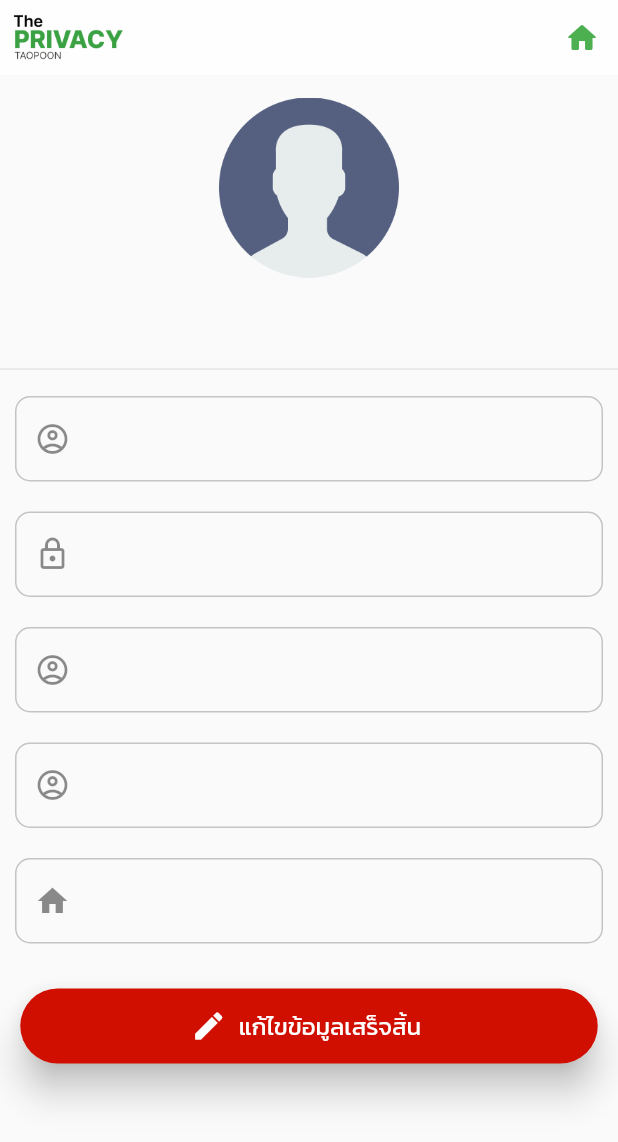
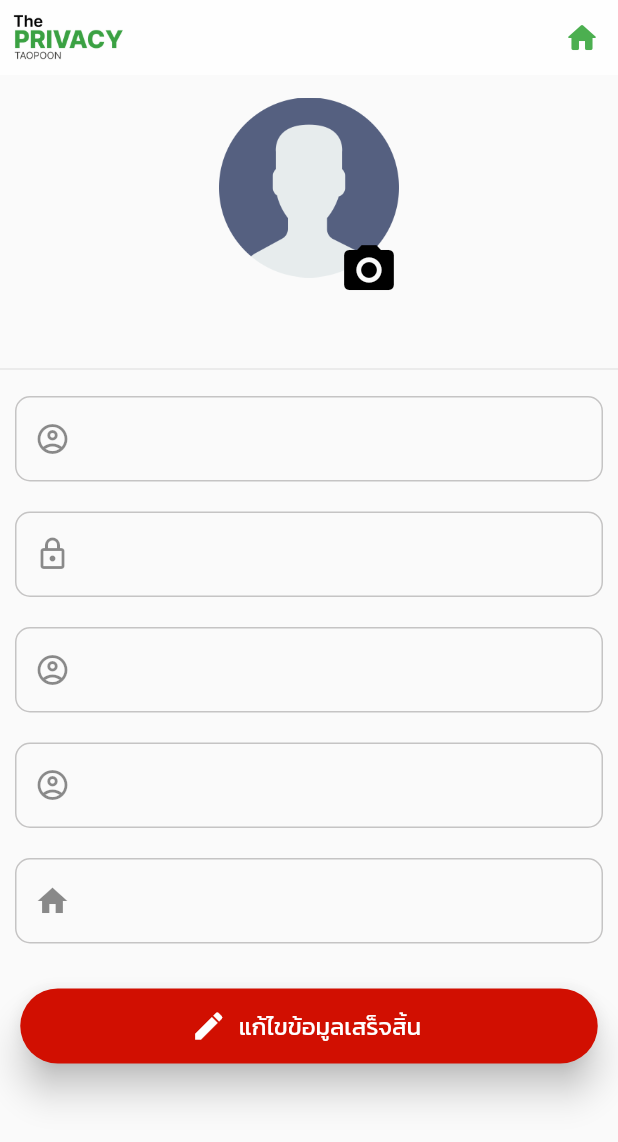
Before and after one commit to beerfxck/Privacy_Hired_App, a Flutter app: the EditPage screen opened directly, on a phone screen of 412 x 824 dp. Shown: the top 1142 px of the screen. Run offline on Flutter 3.47's test engine with Material 2 defaults, Android fonts, the phone set to English and light mode, and no system bars; our stand-ins replace contained_tab_bar_view, curved_navigation_bar, dio, flutter_rating_bar, flutter_secure_storage, google_fonts and 4 more; missing offline and left inert: dart:ffi; accounts and stored records are empty.

Commit message:
add profile pic

```diff
--- a/lib/screensMaid/Maid_Edit_Profile.dart
+++ b/lib/screensMaid/Maid_Edit_Profile.dart
@@ -6,6 +6,9 @@ import 'package:google_fonts/google_fonts.dart';
 
 import '../constant/domain.dart';
 import '../model/maidWork.dart';
+
+import 'package:image_picker/image_picker.dart';
+import 'dart:io';
 
 class EditPage extends StatefulWidget {
   const EditPage({super.key});
@@ -18,6 +21,7 @@ class _EditPageState extends State<EditPage> {
   String? idUser;
   static FlutterSecureStorage storageToken = new FlutterSecureStorage();
   List<maidWork> resident = [];
+  File? _image;
 
   TextEditingController usernameController = TextEditingController();
   TextEditingController passwordController = TextEditingController();
@@ -66,6 +70,17 @@ class _EditPageState extends State<EditPage> {
       }
     } catch (e) {
       print('Error: $e');
+    }
+  }
+
+  Future<void> _pickImage() async {
+    final picker = ImagePicker();
+    final pickedFile = await picker.getImage(source: ImageSource.gallery);
+
+    if (pickedFile != null) {
+      setState(() {
+        _image = File(pickedFile.path);
+      });
     }
   }
 
@@ -141,12 +156,29 @@ class _EditPageState extends State<EditPage> {
         child: Container(
           padding: EdgeInsets.all(0.0),
           child: Column(children: [
-            SizedBox(
-              width: 120,
-              height: 150,
-              child: ClipRRect(
-                borderRadius: BorderRadius.circular(100),
-                child: Image(image: AssetImage('images/user3.png')),
+            InkWell(
+              onTap: () {
+                _pickImage(); // Call the function to open image picker
+              },
+              child: Stack(
+                alignment: Alignment.bottomRight,
+                children: [
+                  SizedBox(
+                    width: 120,
+                    height: 150,
+                    child: ClipRRect(
+                      borderRadius: BorderRadius.circular(100),
+                      child: _image != null
+                          ? Image.file(_image!) // Display selected image
+                          : Image.asset('images/user3.png'),
+                    ),
+                  ),
+                  Icon(
+                    Icons.camera_alt,
+                    size: 40,
+                    color: Colors.black,
+                  ),
+                ],
               ),
             ),
             SizedBox(height: 5),
```
